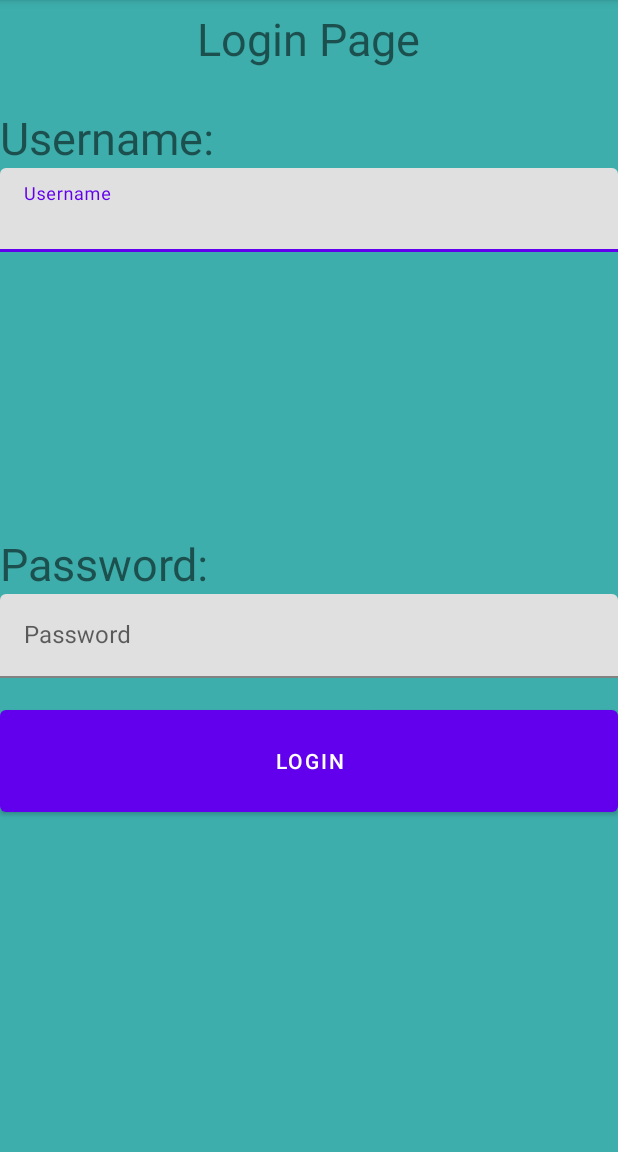
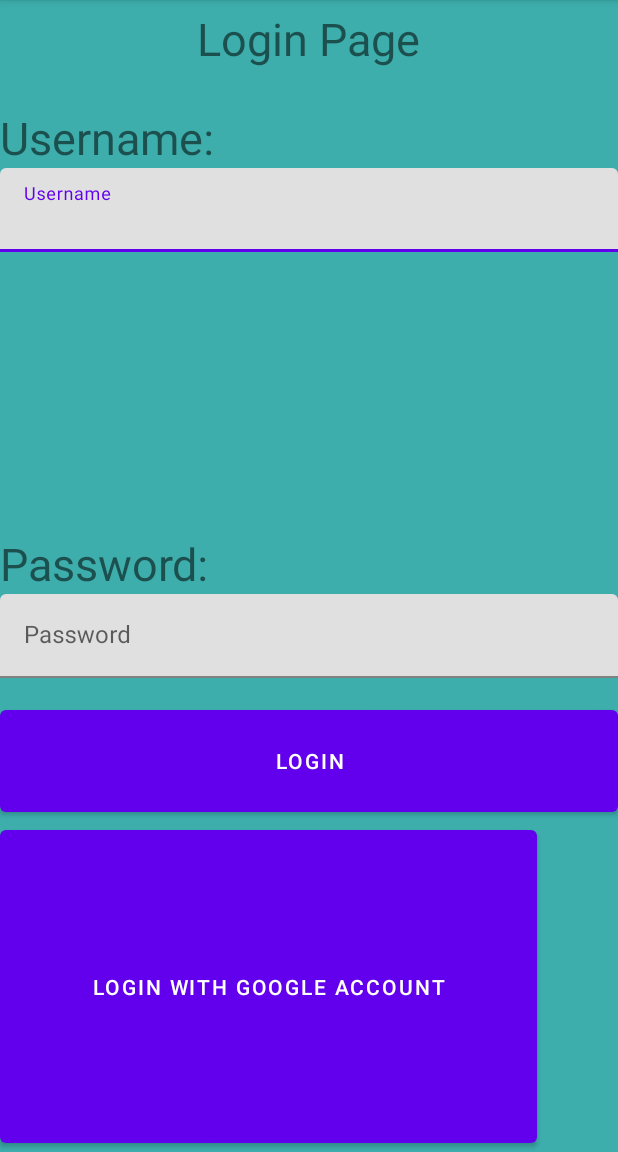
Before and after one commit to Jneigh00/MyPlannerPal, an Android app: the screen it shows after launch (MainActivity), on a phone screen of 412 x 824 dp, the part 84-1236 px from its top. Run offline under Robolectric (Android 15) with nearby library versions, the phone set to English and light mode, and no system bars; our stand-ins replace Room's generated code.

Commit message:
Added a temp login with google button so we can mess with google login

```diff
--- a/app/src/main/res/layout/login.xml
+++ b/app/src/main/res/layout/login.xml
@@ -72,6 +72,13 @@
                 android:layout_marginTop="15dp"
                 android:onClick="userLogin"
                 android:text="Login" />
+
+            <Button
+                android:id="@+id/google_login"
+                android:layout_width="358dp"
+                android:layout_height="wrap_content"
+                android:layout_weight="1"
+                android:text="@string/login_with_google_account" />
         </com.google.android.material.textfield.TextInputLayout>
 
     </LinearLayout>
--- a/app/src/main/res/values/strings.xml
+++ b/app/src/main/res/values/strings.xml
@@ -20,6 +20,7 @@
     <string name="user123">User123</string>
     <string name="information_about_user">Information about user</string>
     <string name="logout">Logout</string>
+    <string name="login_with_google_account">Login with Google Account</string>
     <!--Strings for the settings and the add event layout-->
 
 </resources>
```
